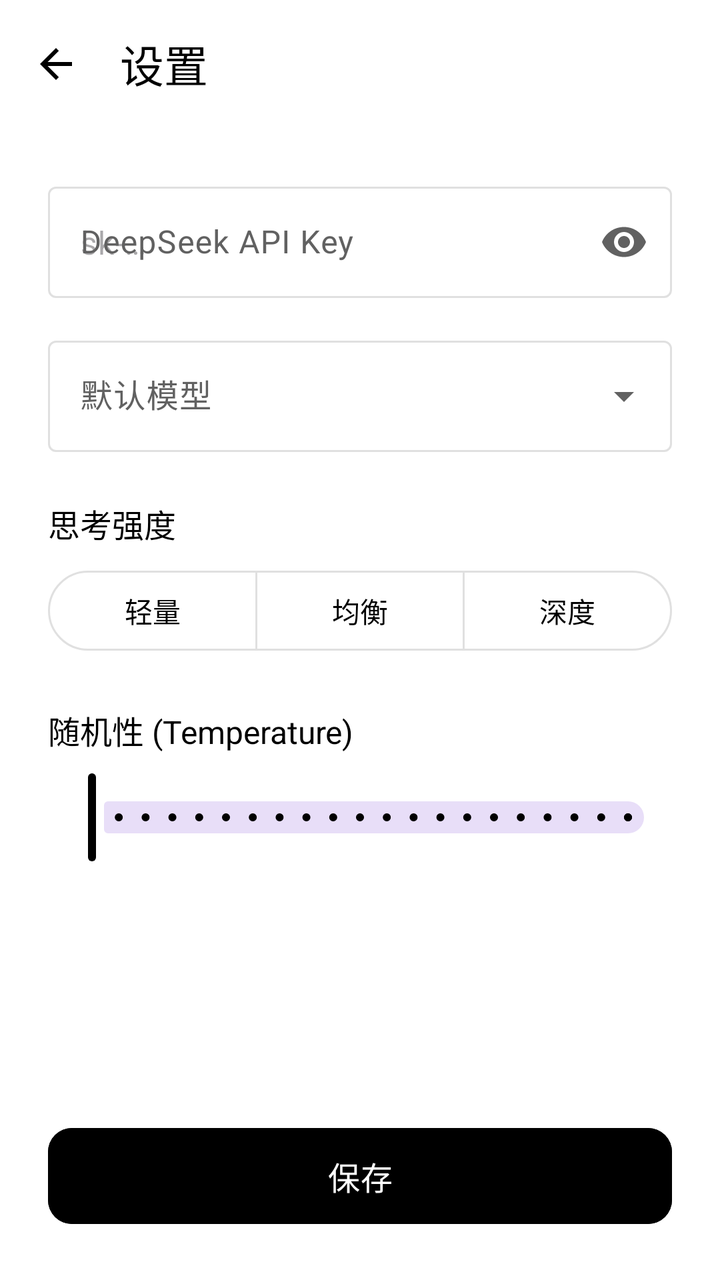
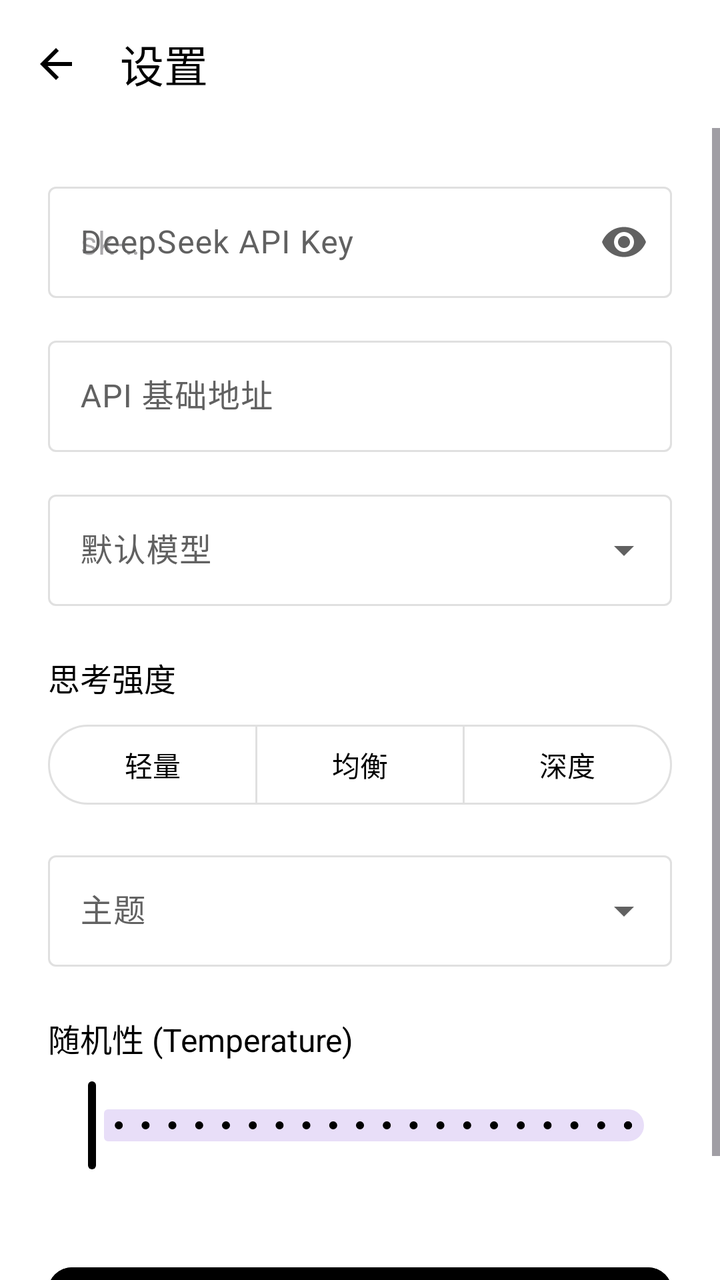

The first picture is an Android layout as it rendered before a commit; the second is the same layout after the commit. The layout source and the unified diff follow.
<!-- AndroidManifest.xml: application theme Theme.DeepSeekChat -->
<!-- res/layout/activity_settings.xml -->
<?xml version="1.0" encoding="utf-8"?>
<LinearLayout xmlns:android="http://schemas.android.com/apk/res/android"
    xmlns:app="http://schemas.android.com/apk/res-auto"
    android:layout_width="match_parent"
    android:layout_height="match_parent"
    android:orientation="vertical"
    android:background="?attr/colorSurface">

    <com.google.android.material.appbar.MaterialToolbar
        android:id="@+id/toolbar"
        android:layout_width="match_parent"
        android:layout_height="?attr/actionBarSize"
        android:background="?attr/colorSurface"
        app:title="@string/settings_title"
        app:titleTextColor="?attr/colorOnSurface"
        app:navigationIcon="@drawable/ic_back"
        app:navigationIconTint="?attr/colorOnSurface" />

    <ScrollView
        android:layout_width="match_parent"
        android:layout_height="0dp"
        android:layout_weight="1"
        android:fillViewport="true">

        <LinearLayout
            android:layout_width="match_parent"
            android:layout_height="wrap_content"
            android:orientation="vertical"
            android:padding="24dp">

            <com.google.android.material.textfield.TextInputLayout
                android:layout_width="match_parent"
                android:layout_height="wrap_content"
                android:hint="@string/api_key_label"
                app:endIconMode="password_toggle"
                style="@style/Widget.Material3.TextInputLayout.OutlinedBox">

                <com.google.android.material.textfield.TextInputEditText
                    android:id="@+id/et_api_key"
                    android:layout_width="match_parent"
                    android:layout_height="wrap_content"
                    android:inputType="textPassword"
                    android:hint="@string/api_key_hint" />
            </com.google.android.material.textfield.TextInputLayout>

            <com.google.android.material.textfield.TextInputLayout
                android:layout_width="match_parent"
                android:layout_height="wrap_content"
                android:layout_marginTop="16dp"
                android:hint="@string/model_label"
                style="@style/Widget.Material3.TextInputLayout.OutlinedBox.ExposedDropdownMenu">

                <AutoCompleteTextView
                    android:id="@+id/spinner_model"
                    android:layout_width="match_parent"
                    android:layout_height="wrap_content"
                    android:inputType="none" />
            </com.google.android.material.textfield.TextInputLayout>

            <ProgressBar
                android:id="@+id/progress_models"
                android:layout_width="match_parent"
                android:layout_height="wrap_content"
                android:layout_marginTop="4dp"
                style="?android:attr/progressBarStyleHorizontal"
                android:indeterminate="true"
                android:visibility="gone" />

            <TextView
                android:layout_width="wrap_content"
                android:layout_height="wrap_content"
                android:layout_marginTop="24dp"
                android:text="@string/thinking_intensity_label"
                android:textColor="?attr/colorOnSurface"
                android:textSize="16sp" />

            <com.google.android.material.button.MaterialButtonToggleGroup
                android:id="@+id/toggle_thinking"
                android:layout_width="match_parent"
                android:layout_height="wrap_content"
                android:layout_marginTop="8dp"
                app:singleSelection="true"
                app:selectionRequired="true">

                <com.google.android.material.button.MaterialButton
                    android:id="@+id/btn_light"
                    style="?attr/materialButtonOutlinedStyle"
                    android:layout_width="0dp"
                    android:layout_height="wrap_content"
                    android:layout_weight="1"
                    android:text="@string/light" />

                <com.google.android.material.button.MaterialButton
                    android:id="@+id/btn_balanced"
                    style="?attr/materialButtonOutlinedStyle"
                    android:layout_width="0dp"
                    android:layout_height="wrap_content"
                    android:layout_weight="1"
                    android:text="@string/balanced" />

                <com.google.android.material.button.MaterialButton
                    android:id="@+id/btn_deep"
                    style="?attr/materialButtonOutlinedStyle"
                    android:layout_width="0dp"
                    android:layout_height="wrap_content"
                    android:layout_weight="1"
                    android:text="@string/deep" />
            </com.google.android.material.button.MaterialButtonToggleGroup>

            <TextView
                android:id="@+id/tv_thinking_hint"
                android:layout_width="match_parent"
                android:layout_height="wrap_content"
                android:layout_marginTop="4dp"
                android:textColor="?attr/colorOnSurfaceVariant"
                android:textSize="13sp"
                android:visibility="gone" />

            <TextView
                android:layout_width="wrap_content"
                android:layout_height="wrap_content"
                android:layout_marginTop="24dp"
                android:text="@string/temperature_label"
                android:textColor="?attr/colorOnSurface"
                android:textSize="16sp" />

            <com.google.android.material.slider.Slider
                android:id="@+id/slider_temperature"
                android:layout_width="match_parent"
                android:layout_height="wrap_content"
                android:layout_marginTop="8dp"
                android:valueFrom="0"
                android:valueTo="2"
                android:stepSize="0.1"
                app:labelBehavior="floating" />

            <TextView
                android:id="@+id/tv_temperature_value"
                android:layout_width="wrap_content"
                android:layout_height="wrap_content"
                android:layout_gravity="end"
                android:textColor="?attr/colorOnSurfaceVariant"
                android:textSize="14sp" />

            <View
                android:layout_width="match_parent"
                android:layout_height="0dp"
                android:layout_weight="1" />

            <com.google.android.material.button.MaterialButton
                android:id="@+id/btn_save"
                android:layout_width="match_parent"
                android:layout_height="56dp"
                android:layout_marginTop="24dp"
                android:text="@string/save"
                android:textSize="16sp"
                app:cornerRadius="12dp"
                android:backgroundTint="?attr/colorOnSurface"
                android:textColor="?attr/colorSurface" />
        </LinearLayout>
    </ScrollView>
</LinearLayout>
<!-- resources referenced by this layout -->
<resources>
  <!-- drawable ic_back (drawable) -->
  <?xml version="1.0" encoding="utf-8"?>
  <vector xmlns:android="http://schemas.android.com/apk/res/android"
      android:width="24dp"
      android:height="24dp"
      android:viewportWidth="24"
      android:viewportHeight="24">
      <path
          android:fillColor="#000000"
          android:pathData="M20,11H7.83l5.59,-5.59L12,4l-8,8 8,8 1.41,-1.41L7.83,13H20v-2z" />
  </vector>
  <string name="api_key_hint">sk-…</string>
  <string name="api_key_label">DeepSeek API Key</string>
  <string name="balanced">均衡</string>
  <string name="deep">深度</string>
  <string name="light">轻量</string>
  <string name="model_label">默认模型</string>
  <string name="save">保存</string>
  <string name="settings_title">设置</string>
  <string name="temperature_label">随机性 (Temperature)</string>
  <string name="thinking_intensity_label">思考强度</string>
  <style name="Theme.DeepSeekChat" parent="Theme.Material3.Light.NoActionBar">
          <item name="colorPrimary">@color/black</item>
          <item name="colorPrimaryDark">@color/black</item>
          <item name="colorPrimaryContainer">@color/gray_100</item>
          <item name="colorOnPrimaryContainer">@color/black</item>
          <item name="colorSecondary">@color/gray_700</item>
          <item name="android:colorBackground">@color/white</item>
          <item name="colorSurface">@color/white</item>
          <item name="colorSurfaceVariant">@color/gray_100</item>
          <item name="colorOnSurface">@color/black</item>
          <item name="colorOnSurfaceVariant">@color/gray_700</item>
          <item name="colorOutline">@color/gray_300</item>
          <item name="android:statusBarColor">@android:color/transparent</item>
          <item name="android:windowLightStatusBar">true</item>
      </style>
  <color name="black">#000000</color>
  <color name="gray_100">#F5F5F5</color>
  <color name="gray_700">#616161</color>
  <color name="white">#FFFFFF</color>
  <color name="gray_300">#E0E0E0</color>
</resources>

<!-- the commit's change to res/layout/activity_settings.xml (unified diff, before → after) -->
@@ -41,6 +41,20 @@
                     android:layout_height="wrap_content"
                     android:inputType="textPassword"
                     android:hint="@string/api_key_hint" />
+            </com.google.android.material.textfield.TextInputLayout>
+
+            <com.google.android.material.textfield.TextInputLayout
+                android:layout_width="match_parent"
+                android:layout_height="wrap_content"
+                android:layout_marginTop="16dp"
+                android:hint="@string/base_url_label"
+                style="@style/Widget.Material3.TextInputLayout.OutlinedBox">
+
+                <com.google.android.material.textfield.TextInputEditText
+                    android:id="@+id/et_base_url"
+                    android:layout_width="match_parent"
+                    android:layout_height="wrap_content"
+                    android:inputType="textUri" />
             </com.google.android.material.textfield.TextInputLayout>
 
             <com.google.android.material.textfield.TextInputLayout
@@ -116,6 +130,20 @@
                 android:textSize="13sp"
                 android:visibility="gone" />
 
+            <com.google.android.material.textfield.TextInputLayout
+                android:layout_width="match_parent"
+                android:layout_height="wrap_content"
+                android:layout_marginTop="16dp"
+                android:hint="@string/theme_label"
+                style="@style/Widget.Material3.TextInputLayout.OutlinedBox.ExposedDropdownMenu">
+
+                <AutoCompleteTextView
+                    android:id="@+id/spinner_theme"
+                    android:layout_width="match_parent"
+                    android:layout_height="wrap_content"
+                    android:inputType="none" />
+            </com.google.android.material.textfield.TextInputLayout>
+
             <TextView
                 android:layout_width="wrap_content"
                 android:layout_height="wrap_content"
<!-- resource entries referenced after the edit -->
@@ -14,12 +14,14 @@
   <string name="api_key_hint">sk-…</string>
   <string name="api_key_label">DeepSeek API Key</string>
   <string name="balanced">均衡</string>
+  <string name="base_url_label">API 基础地址</string>
   <string name="deep">深度</string>
   <string name="light">轻量</string>
   <string name="model_label">默认模型</string>
   <string name="save">保存</string>
   <string name="settings_title">设置</string>
   <string name="temperature_label">随机性 (Temperature)</string>
+  <string name="theme_label">主题</string>
   <string name="thinking_intensity_label">思考强度</string>
   <style name="Theme.DeepSeekChat" parent="Theme.Material3.Light.NoActionBar">
           <item name="colorPrimary">@color/black</item>
